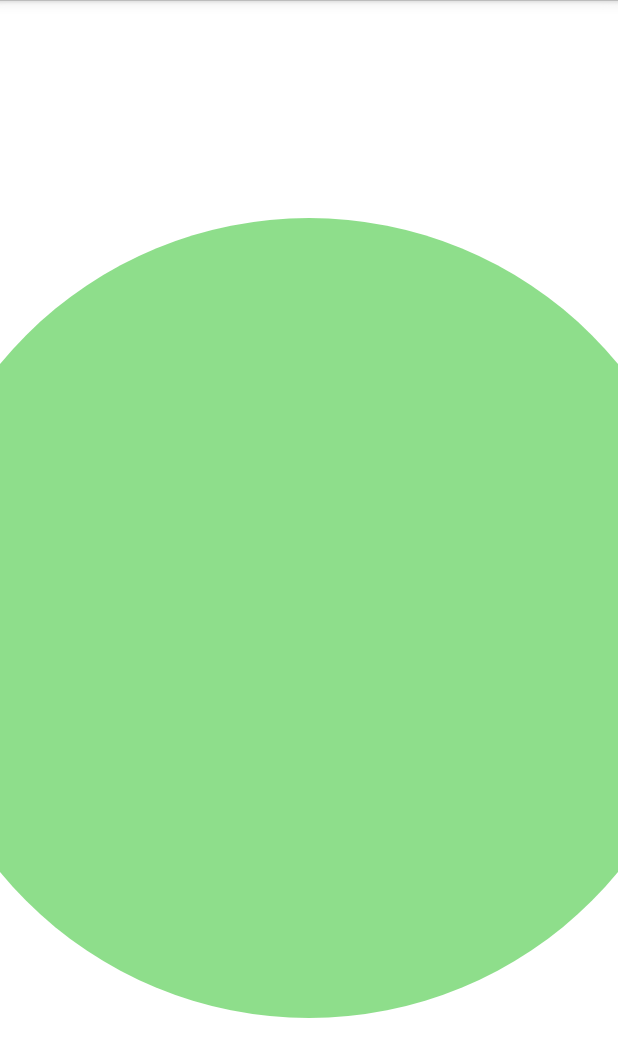
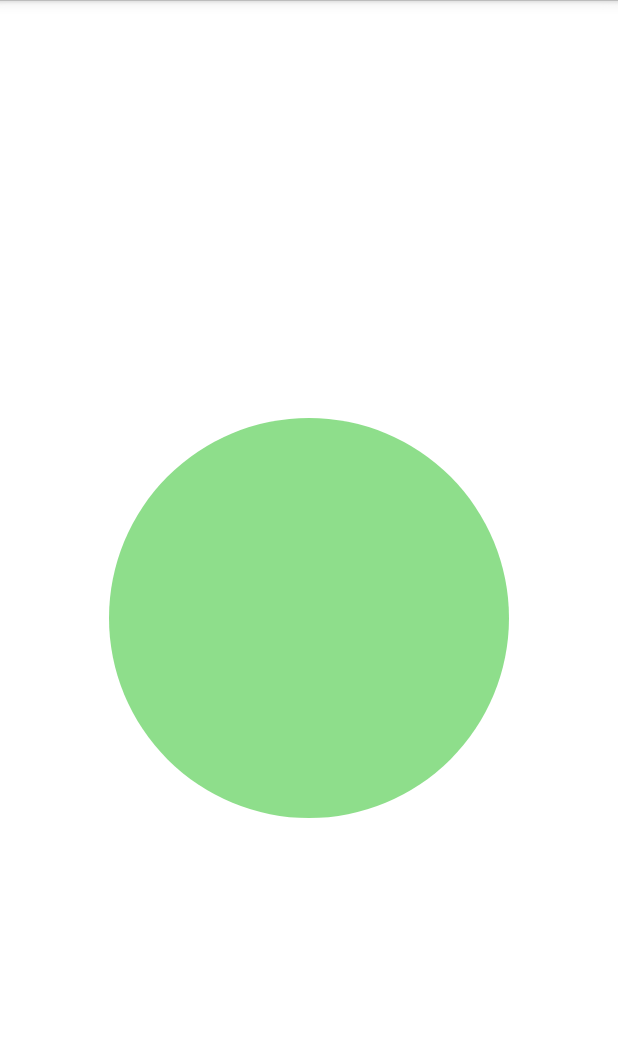
Before and after one commit to Shubashree/Fingle, an Android app: the screen it shows after launch (MainActivity), on a phone screen of 412 x 824 dp. Shown: the top 1057 px of the screen. Run offline under Robolectric (Android 15) with nearby library versions, the phone set to English and light mode, and no system bars.

Commit message:
Refactored code

```diff
--- a/app/src/main/java/uk/co/duncanogle/fingle/app/MainActivity.java
+++ b/app/src/main/java/uk/co/duncanogle/fingle/app/MainActivity.java
@@ -26,21 +26,24 @@ public class MainActivity extends Activity {
     private Circle circles2[] = new Circle[10];
     int counter = 0;
     int ccontr = 0;
+    float fingerX = 0;
+    float fingerY = 0;
     private GameView gameView;
     static volatile boolean paused;
     static AlertDialog alertDialog = null;
     Thread mainThread;
+    SharedPreferences sharedPref;
 
     public void onCreate(Bundle savedInstanceState) {
         super.onCreate(savedInstanceState);
         requestWindowFeature(Window.FEATURE_NO_TITLE);
-
+        sharedPref = getApplicationContext().getSharedPreferences("MyPref", 0);
         paused = true;
         gameView = new GameView(self);
         setContentView(gameView);
         handler = new Handler();
         alertDialog = new AlertDialog.Builder(this).create();
-        addCenterCircle();
+        addCircle(true);
         dialog("Lets go!", "Keep your finger pressed on the circle for as long as possible!");
         mainThread = new Thread() {
             public void run() {
@@ -63,7 +66,7 @@ public class MainActivity extends Activity {
                         if (countr % 2000 == 0) {
                             handler.post(new Runnable() {
                                 public void run() {
-                                    addCircle();
+                                    addCircle(false);
                                 }
                             });
                         }
@@ -81,7 +84,7 @@ public class MainActivity extends Activity {
         mainThread.start();
     }
 
-    private void addCircle() {
+    private void addCircle(boolean center) {
         Display display = getWindowManager().getDefaultDisplay();
         Point size = new Point();
         display.getSize(size);
@@ -96,6 +99,12 @@ public class MainActivity extends Activity {
 
         int Radius = r.nextInt(600 - 200) + 200;
 
+        if(center) {
+            RX = HighX/2;
+            RY = HighY/2;
+            Radius = 200;
+        }
+
         String Col[] = {"#2A80B9", "#2C3E50", "#1ABC9C", "#E0293F", "#1ABC14", "#FFFC14"};
 
         String Clr = Col[r.nextInt(6)];
@@ -106,25 +115,6 @@ public class MainActivity extends Activity {
         gameView.invalidate();
     }
 
-    private void addCenterCircle() {
-        Display display = getWindowManager().getDefaultDisplay();
-        Point size = new Point();
-        display.getSize(size);
-
-        int HighX = size.x;
-        int HighY = size.y;
-
-        Random r = new Random();
-
-        String Col[] = {"#2A80B9", "#2C3E50", "#1ABC9C", "#E0293F", "#1ABC14", "#FFFC14"};
-
-        String Clr = Col[r.nextInt(6)];
-
-        circles2[counter % 10] = new Circle(HighX / 2, HighY / 2, 400, Clr);
-        counter++;
-
-        gameView.invalidate();
-    }
 
     private void shrinkCircles() {
         for (int i = 0; i < 10; i++) {
@@ -136,6 +126,8 @@ public class MainActivity extends Activity {
     }
 
     public boolean onTouchEvent(MotionEvent e) {
+        fingerX = e.getX();
+        fingerY = e.getY();
         if (e.getPointerCount() == 1) {
             switch (e.getActionMasked()) {
                 case MotionEvent.ACTION_DOWN:
@@ -206,7 +198,7 @@ public class MainActivity extends Activity {
         counter = 0;
         ccontr = 0;
         circles2 = new Circle[10];
-        addCenterCircle();
+        addCircle(true);
     }
 
     private int getScore() {
@@ -223,7 +215,6 @@ public class MainActivity extends Activity {
 
     private void saveHighScore() {
         if (counter * ccontr > getHighScore()) {
-            SharedPreferences sharedPref = getApplicationContext().getSharedPreferences("MyPref", 0);
             SharedPreferences.Editor editor = sharedPref.edit();
             editor.putInt("hs", counter * ccontr);
             editor.commit();
@@ -231,14 +222,12 @@ public class MainActivity extends Activity {
     }
 
     private void resetHighScore() {
-        SharedPreferences sharedPref = getApplicationContext().getSharedPreferences("MyPref", 0);
         SharedPreferences.Editor editor = sharedPref.edit();
         editor.putInt("hs", 0);
         editor.commit();
     }
 
     private int getHighScore() {
-        SharedPreferences sharedPref = getApplicationContext().getSharedPreferences("MyPref", 0);
         return sharedPref.getInt("hs", -2);
     }
 
@@ -256,9 +245,7 @@ public class MainActivity extends Activity {
         return result;
     }
 
-    /**
-     * Game View Class
-     */
+    // GAME VIEW CLASS
     class GameView extends View {
         Paint paint = new Paint();
 
@@ -299,6 +286,15 @@ public class MainActivity extends Activity {
             resetHighScore();
             return true;
         }
+        if (id == R.id.action_show_about) {
+            dialog("Fingle - Thanks for playing!",
+                    "Fingle is a game where circles of decreasing size are drawn on the " +
+                            "screen and with one finger pressed on the screen you must stay on these " +
+                            "circles. If you come off the circles, try using more than one finger, " +
+                            "or take your finger off the screen, you lose." +
+                            "\nThis app was made for part of my university degree. I hope you enjoy it!");
+            return true;
+        }
         return super.onOptionsItemSelected(item);
     }
 }
```
